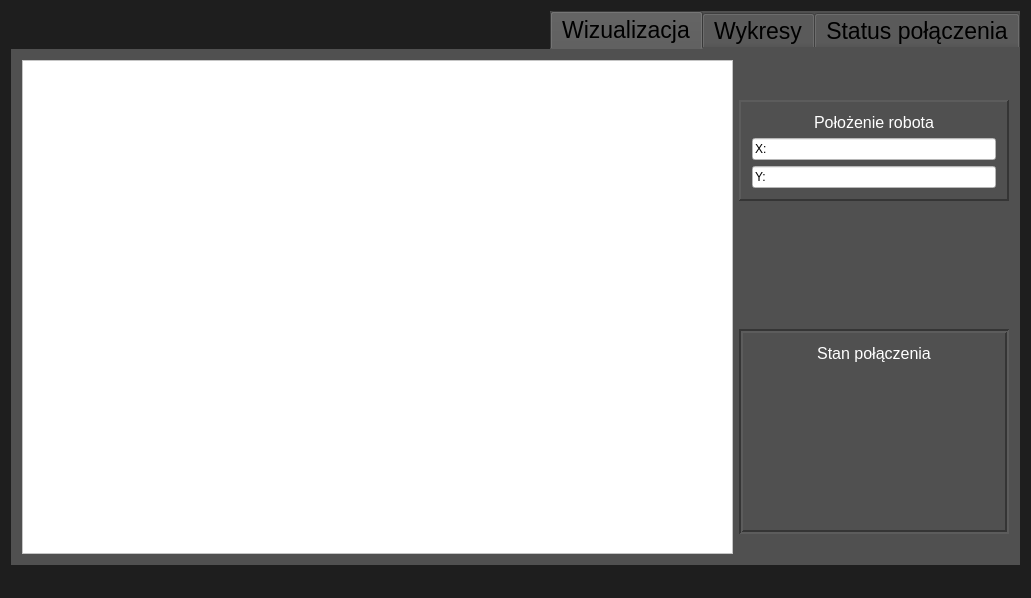
This is mainwindow.ui in GregC199/KWPM_BT as Qt 5 draws it before an edit. The edited form follows.
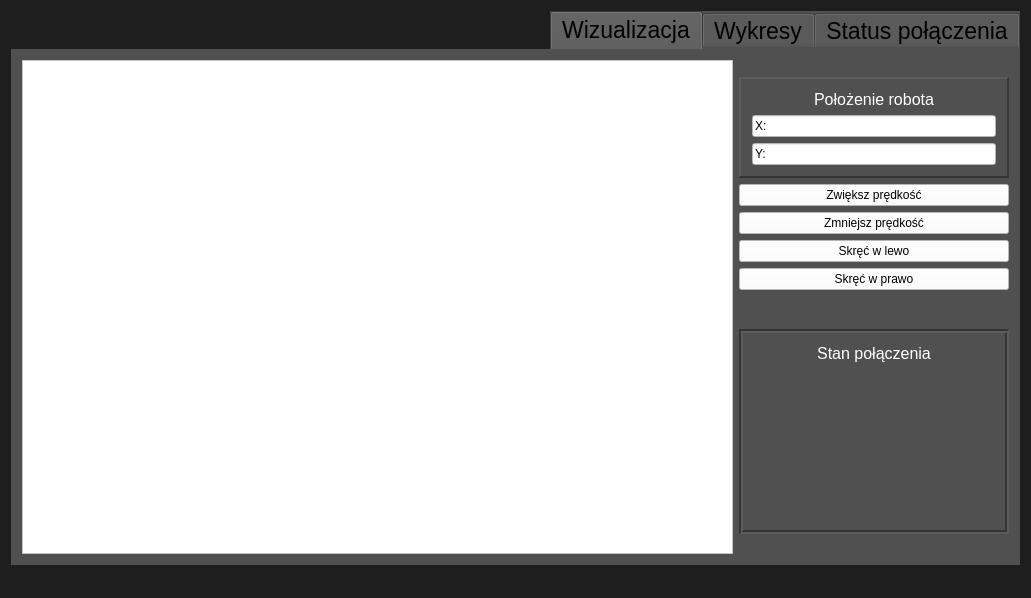
This is the edited form. Custom widgets are drawn as their Qt base class.

Diff of the .ui file:
```diff
--- a/mainwindow.ui
+++ b/mainwindow.ui
@@ -1946,6 +1946,50 @@
             </layout>
            </widget>
           </item>
+          <item>
+           <widget class="QPushButton" name="robotSpeedFwd_pushButton">
+            <property name="styleSheet">
+             <string notr="true">background-color: rgb(255, 255, 255);
+color: rgb(0, 0, 0);</string>
+            </property>
+            <property name="text">
+             <string>Zwiększ prędkość</string>
+            </property>
+           </widget>
+          </item>
+          <item>
+           <widget class="QPushButton" name="robotSpeedBwd_pushButton">
+            <property name="styleSheet">
+             <string notr="true">background-color: rgb(255, 255, 255);
+color: rgb(0, 0, 0);</string>
+            </property>
+            <property name="text">
+             <string>Zmniejsz prędkość</string>
+            </property>
+           </widget>
+          </item>
+          <item>
+           <widget class="QPushButton" name="robotTurnLeft_pushButton">
+            <property name="styleSheet">
+             <string notr="true">background-color: rgb(255, 255, 255);
+color: rgb(0, 0, 0);</string>
+            </property>
+            <property name="text">
+             <string>Skręć w lewo</string>
+            </property>
+           </widget>
+          </item>
+          <item>
+           <widget class="QPushButton" name="robotTurnRight_pushButton">
+            <property name="styleSheet">
+             <string notr="true">color: rgb(0, 0, 0);
+background-color: rgb(255, 255, 255);</string>
+            </property>
+            <property name="text">
+             <string>Skręć w prawo</string>
+            </property>
+           </widget>
+          </item>
           <item>
            <spacer name="verticalSpacer_6">
             <property name="orientation">
```
